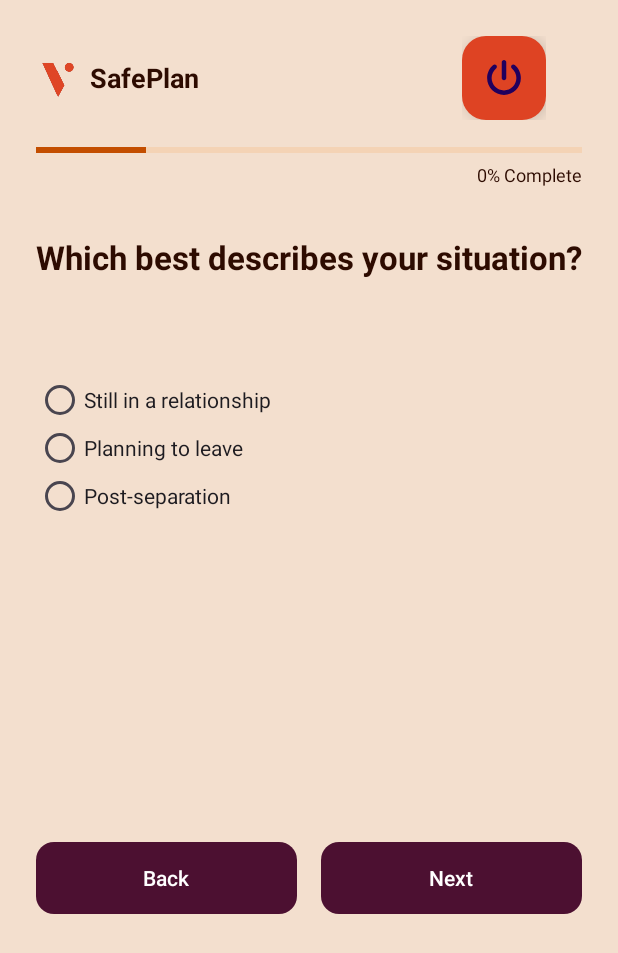
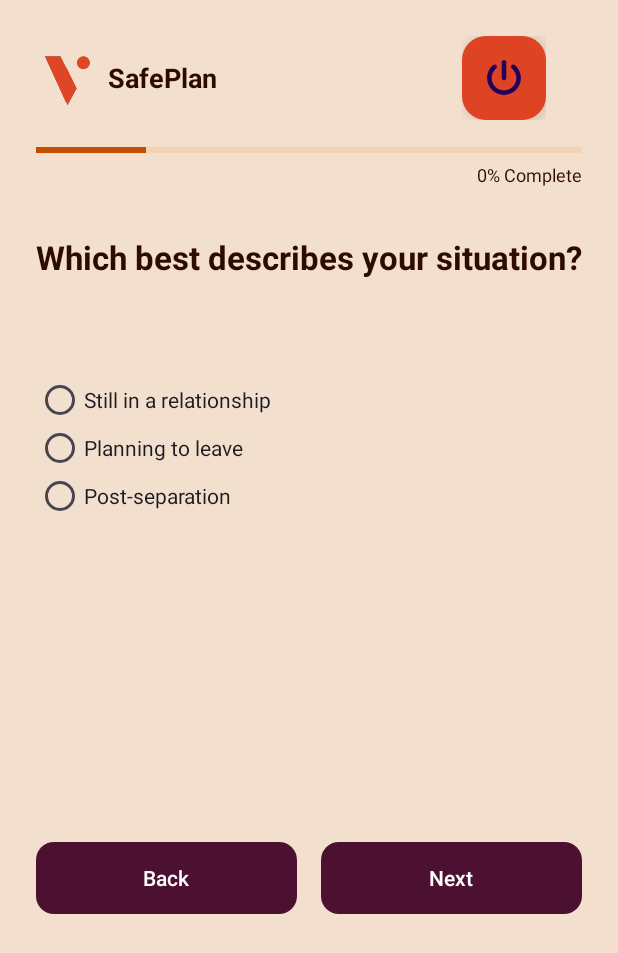
Before and after one commit to samtjhia/SafePlan, an Android app: the QuestionnaireActivity screen opened directly, with no data from a screen before it, on a phone screen of 412 x 824 dp. Shown: the top 953 px of the screen. Run offline under Robolectric (Android 15) with nearby library versions, the light colour scheme and no system bars; our stand-ins replace Firebase (no records; nobody signed in at launch, a user with empty details on screens opened directly).

Commit message:
feat: ui aligned with mvp model integration

```diff
--- a/app/src/main/res/layout/activity_questionnaire.xml
+++ b/app/src/main/res/layout/activity_questionnaire.xml
@@ -18,11 +18,14 @@
         app:layout_constraintStart_toStartOf="parent"
         app:layout_constraintEnd_toEndOf="parent">
 
-        <fragment
-            android:id="@+id/logoFragment"
-            android:name="com.b07safetyplanapp.HomeNavigationFragment"
-            android:layout_width="wrap_content"
-            android:layout_height="wrap_content" />
+        <ImageView
+            android:id="@+id/imageLogo"
+            android:layout_width="40dp"
+            android:layout_height="40dp"
+            android:src="@drawable/ic_safe_plan_logo"
+            android:contentDescription="App Logo"
+            app:layout_constraintStart_toStartOf="parent"
+            app:layout_constraintTop_toTopOf="parent" />
 
         <TextView
             android:id="@+id/logoText"
```
